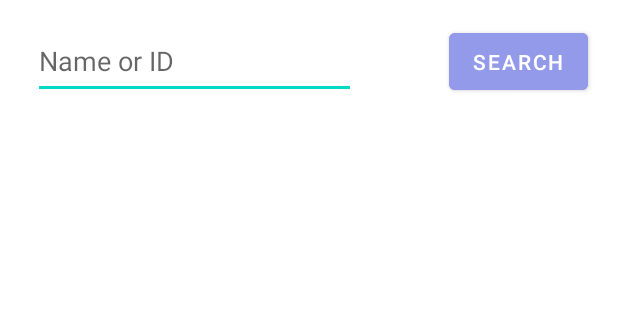
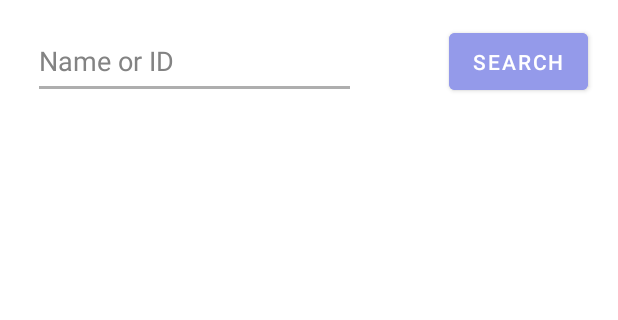
Before and after one commit to MKGlowacki/PokedexSearcher, an Android app: the screen it shows after launch (MainActivity), on a phone screen of 412 x 824 dp, the part 105-425 px from its top. Run offline under Robolectric (Android 15) with nearby library versions, the phone set to English and light mode, and no system bars; our stand-ins replace Volley; pictures from the network do not load.

Commit message:
ostatnie poprawki

```diff
--- a/app/src/main/java/com/example/pokedexsearcher/MainActivity.java
+++ b/app/src/main/java/com/example/pokedexsearcher/MainActivity.java
@@ -166,7 +166,6 @@ public class MainActivity extends AppCompatActivity {
 
 
 
-                        Toast.makeText(MainActivity.this, backgroundColor, Toast.LENGTH_LONG).show();
 
 
 
--- a/app/src/main/res/layout/activity_main.xml
+++ b/app/src/main/res/layout/activity_main.xml
@@ -34,11 +34,15 @@
         android:layout_width="215dp"
         android:layout_height="50dp"
         android:layout_marginTop="16dp"
+        android:textColorHighlight="@color/black"
+        android:textColorHint="@color/grey"
+        android:outlineAmbientShadowColor="@color/black"
+        android:shadowColor="@color/black"
+
         android:ems="10"
         android:hint="Name or ID"
         android:inputType="textPersonName"
-        android:textColorHighlight="@color/app_base"
-        android:textColorLink="@color/app_secondary"
+        android:textColor="@color/black"
         app:layout_constraintEnd_toEndOf="parent"
         app:layout_constraintHorizontal_bias="0.113"
         app:layout_constraintStart_toStartOf="parent"
@@ -260,6 +264,7 @@
                     tools:ignore="TextContrastCheck" />
 
                 <TextView
+                    android:textColor="@color/grey"
                     android:id="@+id/textView_heightValue"
                     android:layout_width="60dp"
                     android:layout_height="wrap_content"
@@ -276,6 +281,7 @@
                     android:layout_height="wrap_content"
                     android:layout_marginEnd="36dp"
                     android:text="0"
+                    android:textColor="@color/grey"
                     android:textAlignment="center"
                     android:textSize="12sp"
                     app:layout_constraintEnd_toEndOf="parent"
@@ -405,6 +411,7 @@
                     tools:ignore="TextContrastCheck" />
 
                 <TextView
+                    android:textColor="@color/grey"
                     android:id="@+id/textView_statHPValue"
                     android:layout_width="64dp"
                     android:layout_height="wrap_content"
@@ -417,6 +424,7 @@
                     app:layout_constraintTop_toTopOf="@+id/textView_statHP" />
 
                 <TextView
+                    android:textColor="@color/grey"
                     android:id="@+id/textView_statAttackValue"
                     android:layout_width="64dp"
                     android:layout_height="wrap_content"
@@ -431,6 +439,7 @@
 
 
                 <TextView
+                    android:textColor="@color/grey"
                     android:id="@+id/textView_statDefenseValue"
                     android:layout_width="64dp"
                     android:layout_height="wrap_content"
@@ -443,6 +452,7 @@
                     app:layout_constraintTop_toTopOf="@+id/textView_statDefense" />
 
                 <TextView
+                    android:textColor="@color/grey"
                     android:id="@+id/textView_statSpecialAttackValue"
                     android:layout_width="64dp"
                     android:layout_height="wrap_content"
@@ -455,6 +465,7 @@
 
 
                 <TextView
+                    android:textColor="@color/grey"
                     android:id="@+id/textView_statSpecialDefenseValue"
                     android:layout_width="64dp"
                     android:layout_height="wrap_content"
@@ -466,6 +477,7 @@
                     app:layout_constraintTop_toBottomOf="@+id/textView_statSpecialDefense" />
 
                 <TextView
+                    android:textColor="@color/grey"
                     android:id="@+id/textView_statSpeedValue"
                     android:layout_width="64dp"
                     android:layout_height="wrap_content"
--- a/app/src/main/res/values/colors.xml
+++ b/app/src/main/res/values/colors.xml
@@ -45,6 +45,7 @@
     <color name="bck_dark">#D5BBA9</color>
     <color name="bck_steel">#F2F2FB</color>
     <color name="bck_fairy">#FAC9E1</color>
+    <color name="grey">#838383</color>
 
 
 
--- a/app/src/main/res/values/themes.xml
+++ b/app/src/main/res/values/themes.xml
@@ -2,12 +2,12 @@
     <!-- Base application theme. -->
     <style name="Theme.PokedexSearcher" parent="Theme.MaterialComponents.DayNight.NoActionBar">
         <!-- Primary brand color. -->
-        <item name="colorPrimary">@color/purple_500</item>
-        <item name="colorPrimaryVariant">@color/purple_700</item>
-        <item name="colorOnPrimary">@color/white</item>
+        <item name="colorPrimary">@color/app_base</item>
+        <item name="colorPrimaryVariant">@color/app_base</item>
+        <item name="colorOnPrimary">#AEAEAE</item>
         <!-- Secondary brand color. -->
-        <item name="colorSecondary">@color/teal_200</item>
-        <item name="colorSecondaryVariant">@color/teal_700</item>
+        <item name="colorSecondary">#AEAEAE</item>
+        <item name="colorSecondaryVariant">#AEAEAE</item>
         <item name="colorOnSecondary">@color/black</item>
         <!-- Status bar color. -->
         <item name="android:statusBarColor" tools:targetApi="l">?attr/colorPrimaryVariant</item>
```
